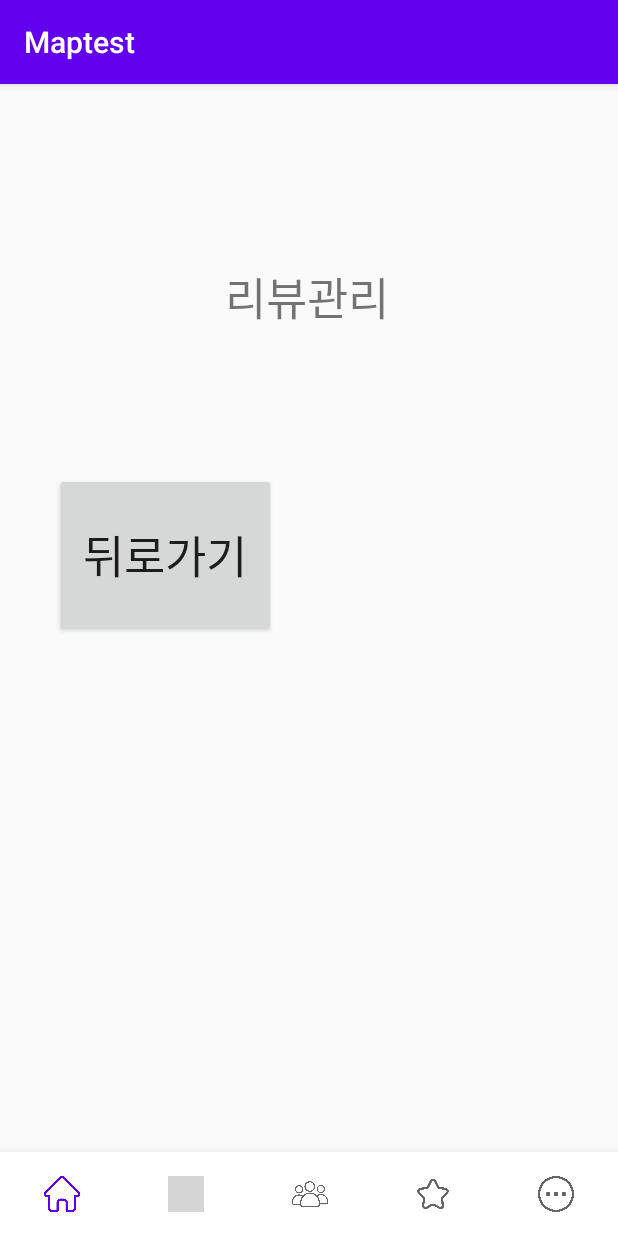
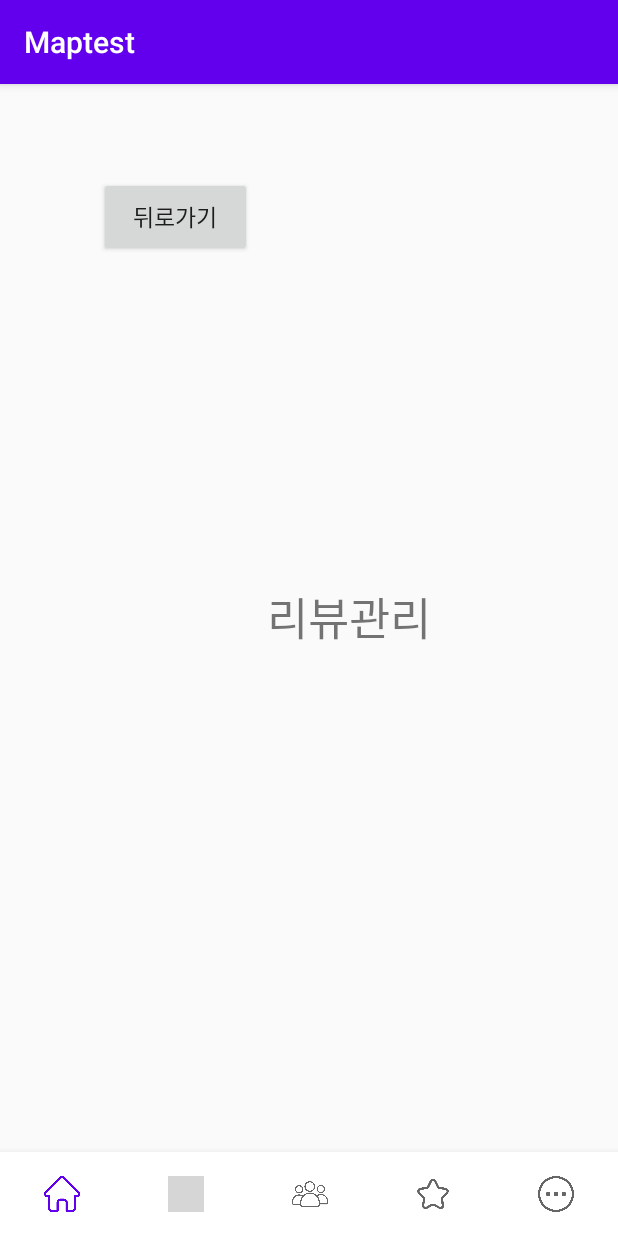
Before and after one commit to 4seokhyeon/Mapnaver, an Android app: the fragment review placed in its activity, on a phone screen of 412 x 824 dp. Run offline under Robolectric (Android 15) with nearby library versions, the phone set to English and light mode, and no system bars; our stand-ins replace Firebase (no records; nobody signed in at launch, a user with empty details on screens opened directly); libraries missing offline, so code that uses them is left out: com.naver.maps; 9 statements that could not run were skipped; grey boxes are pictures that could not be loaded.

Commit message:
더보기탭 화면전환

```diff
--- a/app/src/main/java/com/first/maptest/moretab/review.java
+++ b/app/src/main/java/com/first/maptest/moretab/review.java
@@ -6,6 +6,7 @@ import android.view.View;
 import android.view.ViewGroup;
 import android.widget.Button;
 
+import androidx.annotation.Nullable;
 import androidx.fragment.app.Fragment;
 import androidx.fragment.app.FragmentTransaction;
 
@@ -14,31 +15,32 @@ import com.first.maptest.fragment.Fragment5;
 
 public class review extends Fragment {
 
+    public static review newInstance()
+    {
+        return new review();
+    }
 
-    private View view;
-    private Button back;
+    @Override
+    public void onCreate(@Nullable Bundle savedInstanceState) {
+        super.onCreate(savedInstanceState);
+    }
 
     @Override
     public View onCreateView(LayoutInflater inflater, ViewGroup container,
                              Bundle savedInstanceState) {
-        ViewGroup rootview = (ViewGroup)inflater.inflate(R.layout.review,container,false);
+        ViewGroup rootView = (ViewGroup) inflater.inflate(R.layout.review, container, false);
 
-        /*activity = (MainActivity) getActivity();*/
-
-
-        view = inflater.inflate(R.layout.review, container, false);
-
-        back = view.findViewById(R.id.back);
+        Button back = rootView.findViewById(R.id.back);
         back.setOnClickListener(new View.OnClickListener() {
             @Override
             public void onClick(View v) {
-                FragmentTransaction transaction = getActivity().getSupportFragmentManager().beginTransaction();
+                FragmentTransaction fragmentTransaction = getActivity().getSupportFragmentManager().beginTransaction();
                 Fragment5 fragment5 = new Fragment5();
-                transaction.replace(R.id.review, fragment5);
-                transaction.commit();
+                fragmentTransaction.replace(R.id.mainframe, fragment5);
+                fragmentTransaction.commit();
             }
         });
 
-        return view;
+        return rootView;
     }
 }
--- a/app/src/main/res/layout/review.xml
+++ b/app/src/main/res/layout/review.xml
@@ -8,8 +8,8 @@
 
     <TextView
         android:id="@+id/textView"
-        android:layout_width="374dp"
-        android:layout_height="73dp"
+        android:layout_width="318dp"
+        android:layout_height="81dp"
         android:layout_marginEnd="20dp"
         android:gravity="center"
         android:text="리뷰관리"
@@ -17,20 +17,19 @@
         app:layout_constraintBottom_toBottomOf="parent"
         app:layout_constraintEnd_toEndOf="parent"
         app:layout_constraintTop_toTopOf="parent"
-        app:layout_constraintVertical_bias="0.165"
         tools:ignore="MissingConstraints" />
 
     <Button
         android:id="@+id/back"
-        android:layout_width="147dp"
-        android:layout_height="109dp"
-        android:layout_marginEnd="228dp"
+        android:layout_width="102dp"
+        android:layout_height="53dp"
+        android:layout_marginEnd="244dp"
         android:text="뒤로가기"
-        android:textSize="30sp"
+        android:textSize="15sp"
         app:layout_constraintBottom_toBottomOf="parent"
         app:layout_constraintEnd_toEndOf="parent"
         app:layout_constraintTop_toTopOf="parent"
-        app:layout_constraintVertical_bias="0.432"
+        app:layout_constraintVertical_bias="0.094"
         tools:ignore="MissingConstraints" />
 
 
```
Also changed, not shown: app/src/main/java/com/first/maptest/fragment/Fragment5.java (+53 -10 lines), app/src/main/java/com/first/maptest/moretab/customer.java (+33 -3 lines), app/src/main/java/com/first/maptest/moretab/notice.java (+33 -3 lines), app/src/main/java/com/first/maptest/moretab/pop.java (+33 -3 lines), app/src/main/res/layout/customer.xml (+24 -0 lines), app/src/main/res/layout/notice.xml (+24 -0 lines), app/src/main/res/layout/pop.xml (+27 -0 lines).
